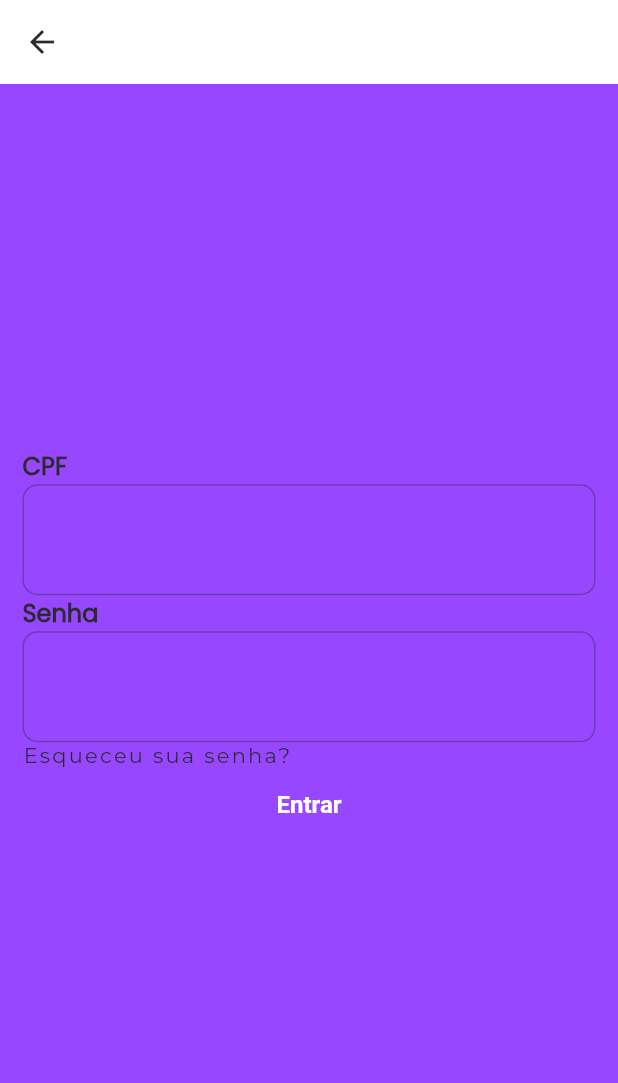
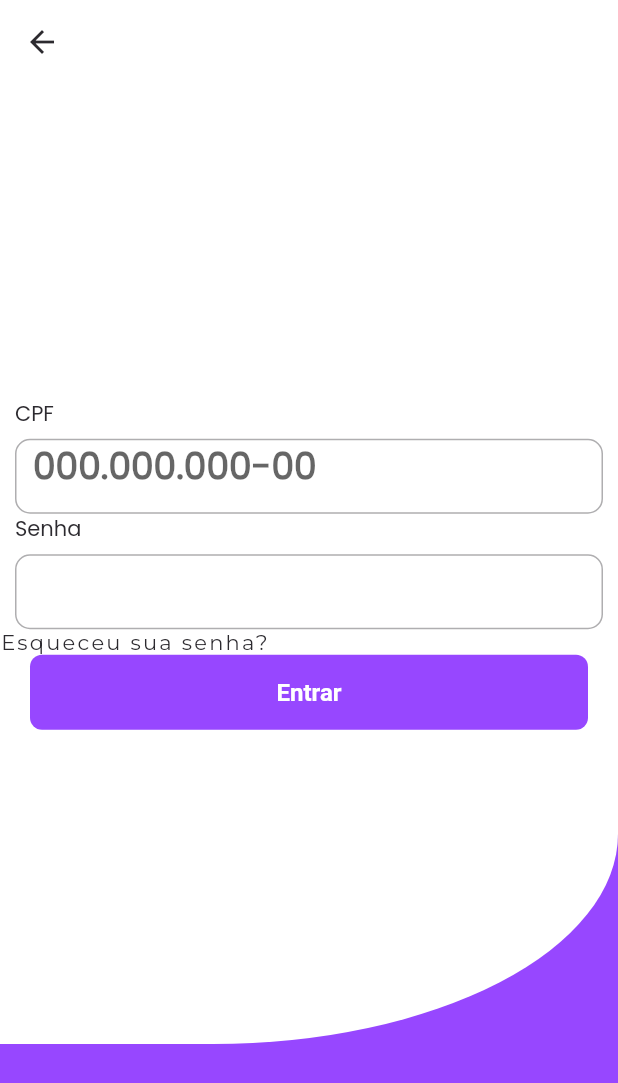
Before and after one commit to Michallves/darmbank, a Flutter app: the screen it shows after launch, after a tap on "Já possui conta?", on a phone screen of 412 x 824 dp. Shown: the top 1083 px of the screen. Run offline on Flutter 3.47's test engine with Material 2 defaults, Android fonts, the light colour scheme and no system bars.

Commit message:
adicionado widget textfield customizado

```diff
--- a/lib/app/theme/app_theme.dart
+++ b/lib/app/theme/app_theme.dart
@@ -58,8 +58,7 @@ ThemeData appThemeData = ThemeData.from(
     labelMedium: TextStyle(
       color: tertiaryColor,
       fontFamily: "Poppins",
-      fontSize: 16,
-      fontWeight: FontWeight.w800,
+      fontSize: 14,
     ),
     labelSmall: TextStyle(
       color: tertiaryColor,
--- a/lib/app/views/initial_view.dart
+++ b/lib/app/views/initial_view.dart
@@ -12,7 +12,6 @@ class InitialView extends StatelessWidget {
       body: Column(
         children: [
           Container(
-            height: MediaQuery.of(context).size.height / 2.2,
             width: double.infinity,
             margin: const EdgeInsets.fromLTRB(20, 0, 0, 0),
             child: Column(
--- a/lib/app/views/login_view.dart
+++ b/lib/app/views/login_view.dart
@@ -1,5 +1,6 @@
 import 'package:darmbank/app/utils/app_routes.dart';
 import 'package:darmbank/app/widget/button.dart';
+import 'package:darmbank/app/widget/textField_widget.dart';
 import 'package:flutter/material.dart';
 
 class LoginView extends StatelessWidget {
@@ -20,51 +21,31 @@ class LoginView extends StatelessWidget {
         backgroundColor: Theme.of(context).colorScheme.onPrimary,
       ),
       body: SafeArea(
+        child: Container(
+          decoration: BoxDecoration(
+            color: Theme.of(context).primaryColor,
+          ),
+          child: Column(
+            children: [
+              Flexible(
+                flex: 5,
+                child: Container(
+                  width: MediaQuery.of(context).size.width,
+                  decoration: BoxDecoration(
+                    borderRadius: const BorderRadius.only(
+                      bottomRight: Radius.elliptical(270, 140),
+                    ),
+                    color: Theme.of(context).backgroundColor,
+                  ),
                   child: Column(
                     mainAxisAlignment: MainAxisAlignment.center,
                     children: [
-            const Expanded(
-              child: SizedBox(
-                width: double.infinity,
+                      const TextFieldWidget(
+                        label: 'CPF',
+                        hintText: '000.000.000-00',
                       ),
-            ),
-            Container(
-              margin: const EdgeInsets.all(15),
-              child: Form(
-                //key: ,
-                child: Column(
-                  children: [
-                    Column(
-                      crossAxisAlignment: CrossAxisAlignment.start,
-                      children: [
-                        Text(
-                          "CPF",
-                          style: Theme.of(context).textTheme.labelMedium,
-                        ),
-                        TextFormField(
-                          decoration: InputDecoration(
-                            border: OutlineInputBorder(
-                              borderRadius: BorderRadius.circular(10),
-                            ),
-                          ),
-                        ),
-                      ],
-                    ),
-                    Column(
-                      crossAxisAlignment: CrossAxisAlignment.start,
-                      children: [
-                        Text(
-                          "Senha",
-                          style: Theme.of(context).textTheme.labelMedium,
-                        ),
-                        TextFormField(
-                          decoration: InputDecoration(
-                            border: OutlineInputBorder(
-                              borderRadius: BorderRadius.circular(10),
-                            ),
-                          ),
-                        ),
-                      ],
+                      const TextFieldWidget(
+                        label: 'Senha',
                       ),
                       Row(
                         children: [
@@ -83,14 +64,12 @@ class LoginView extends StatelessWidget {
                   ),
                 ),
               ),
-            Container(
-              width: MediaQuery.of(context).size.width,
-              height: MediaQuery.of(context).size.height * 0.3,
-              decoration: BoxDecoration(
-                color: Theme.of(context).primaryColor,
+              Flexible(
+                flex: 1,
+                child: Container(),
+              )
+            ],
           ),
-            ),
-          ],
         ),
       ),
     );
--- /dev/null
+++ b/lib/app/widget/textField_widget.dart
@@ -0,0 +1,42 @@
+import 'package:flutter/material.dart';
+
+class TextFieldWidget extends StatelessWidget {
+  const TextFieldWidget({super.key, required this.label, this.hintText});
+  final String label;
+  final String? hintText;
+  @override
+  Widget build(BuildContext context) {
+    final width = MediaQuery.of(context).size.width;
+    return Container(
+      width: width - 20,
+      alignment: Alignment.centerLeft,
+      child: Column(
+        children: [
+          SizedBox(
+            width: width,
+            child: Text(
+              label,
+              style: Theme.of(context).textTheme.labelMedium,
+              textAlign: TextAlign.left,
+            ),
+          ),
+          const Padding(padding: EdgeInsets.all(3)),
+          SizedBox(
+            height: 50,
+            width: width,
+            child: TextFormField(
+              cursorHeight: 25,
+              textAlignVertical: TextAlignVertical.center,
+              decoration: InputDecoration(
+                hintText: hintText,
+                border: OutlineInputBorder(
+                  borderRadius: BorderRadius.circular(10),
+                ),
+              ),
+            ),
+          ),
+        ],
+      ),
+    );
+  }
+}
```
Lines whose indentation alone changed are shown as unchanged.
